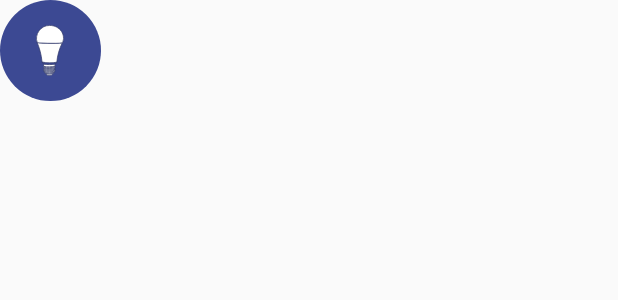
After one commit to prithwimig16/luminous_smartglo_android, an Android app: the layout test_item_device.xml on its own in the app's theme, with its tools: preview values and no code run, on a phone screen of 412 x 824 dp. The commit adds this screen. Shown: the top 300 px of the screen. Run offline under Robolectric (Android 15) with nearby library versions, the phone set to English and light mode, and no system bars.

Commit message:
--- minor changes

```diff
--- /dev/null
+++ b/app/src/main/res/drawable/ic_icon_bulbglo.xml
@@ -0,0 +1,114 @@
+<vector xmlns:android="http://schemas.android.com/apk/res/android"
+    android:width="21dp"
+    android:height="36dp"
+    android:viewportWidth="21"
+    android:viewportHeight="36">
+  <path
+      android:pathData="M18.6295,13.1613C15.2628,13.8832 4.1111,13.6674 1.9687,12.7931C3.59,16.727 4.8463,20.9938 5.2765,26.0137C8.567,26.761 11.7945,26.7266 14.9767,26.13C15.3654,21.6834 16.5091,17.3495 18.6295,13.1613Z"
+      android:strokeWidth="1"
+      android:fillColor="#FFFFFE"
+      android:fillType="evenOdd"
+      android:strokeColor="#00000000"/>
+  <path
+      android:pathData="M18.6295,13.1613C15.2628,13.8832 4.1111,13.6674 1.9687,12.7931C3.59,16.727 4.8463,20.9938 5.2765,26.0137C8.567,26.761 11.7945,26.7266 14.9767,26.13C15.3654,21.6834 16.5091,17.3495 18.6295,13.1613Z"
+      android:strokeWidth="0.5"
+      android:fillColor="#00000000"
+      android:strokeColor="#353D6C"
+      android:fillType="evenOdd"/>
+  <path
+      android:pathData="M8.6761,34.7785C8.3011,34.4167 7.9795,34.0377 7.7288,33.6363C9.43,34.0381 10.9812,33.986 12.434,33.6363C12.1734,34.1118 11.8767,34.5008 11.5333,34.7785C10.5629,35.0021 9.6051,35.0692 8.6761,34.7785Z"
+      android:strokeWidth="1"
+      android:fillColor="#FFFFFE"
+      android:fillType="evenOdd"
+      android:strokeColor="#00000000"/>
+  <path
+      android:pathData="M8.6761,34.7785C8.3011,34.4167 7.9795,34.0377 7.7288,33.6363C9.43,34.0381 10.9812,33.986 12.434,33.6363C12.1734,34.1118 11.8767,34.5008 11.5333,34.7785C10.5629,35.0021 9.6051,35.0692 8.6761,34.7785Z"
+      android:strokeWidth="0.5"
+      android:fillColor="#00000000"
+      android:strokeColor="#353D6C"
+      android:fillType="evenOdd"/>
+  <path
+      android:pathData="M7.7754,33.6957C9.3295,33.9894 10.8591,33.9557 12.3719,33.6957C12.7259,33.4827 13.0997,33.2847 13.2415,32.9095C13.5026,32.7355 13.6324,32.5197 13.5209,32.2272C13.8822,31.9453 14.0614,31.6635 13.552,31.3817C13.8161,31.0906 13.9886,30.7878 13.6296,30.4175C13.6711,30.2692 13.7124,30.1207 13.7538,29.9725C13.9072,29.7937 13.7927,29.5828 13.6141,29.3643C13.5728,29.0903 13.6966,28.9112 13.8626,28.7561C13.8903,28.3111 13.8973,27.8661 13.8005,27.4211C11.3159,27.8282 8.8314,27.8051 6.3468,27.4211C6.25,27.8661 6.2569,28.3111 6.2847,28.7561C6.4507,28.9112 6.5745,29.0903 6.5331,29.3643C6.3546,29.5828 6.2401,29.7937 6.3934,29.9725C6.4348,30.1207 6.4762,30.2692 6.5176,30.4175C6.1586,30.7878 6.3311,31.0906 6.5952,31.3817C6.0858,31.6635 6.265,31.9453 6.6263,32.2272C6.5148,32.5197 6.6447,32.7355 6.9058,32.9095C7.0476,33.2847 7.4214,33.4827 7.7754,33.6957Z"
+      android:strokeWidth="1"
+      android:fillColor="#FFFFFE"
+      android:fillType="evenOdd"
+      android:strokeColor="#00000000"/>
+  <path
+      android:pathData="M7.7754,33.6957C9.3295,33.9894 10.8591,33.9557 12.3719,33.6957C12.7259,33.4827 13.0997,33.2847 13.2415,32.9095C13.5026,32.7355 13.6324,32.5197 13.5209,32.2272C13.8822,31.9453 14.0614,31.6635 13.552,31.3817C13.8161,31.0906 13.9886,30.7878 13.6296,30.4175C13.6711,30.2692 13.7124,30.1207 13.7538,29.9725C13.9072,29.7937 13.7927,29.5828 13.6141,29.3643C13.5728,29.0903 13.6966,28.9112 13.8626,28.7561C13.8903,28.3111 13.8973,27.8661 13.8005,27.4211C11.3159,27.8282 8.8314,27.8051 6.3468,27.4211C6.25,27.8661 6.2569,28.3111 6.2847,28.7561C6.4507,28.9112 6.5745,29.0903 6.5331,29.3643C6.3546,29.5828 6.2401,29.7937 6.3934,29.9725C6.4348,30.1207 6.4762,30.2692 6.5176,30.4175C6.1586,30.7878 6.3311,31.0906 6.5952,31.3817C6.0858,31.6635 6.265,31.9453 6.6263,32.2272C6.5148,32.5197 6.6447,32.7355 6.9058,32.9095C7.0476,33.2847 7.4214,33.4827 7.7754,33.6957Z"
+      android:strokeWidth="0.5"
+      android:fillColor="#00000000"
+      android:strokeColor="#353D6C"
+      android:fillType="evenOdd"/>
+  <path
+      android:pathData="M6.5021,28.9779C8.9001,29.3479 11.3507,29.2187 13.8315,28.8006"
+      android:strokeWidth="0.5"
+      android:fillColor="#00000000"
+      android:strokeColor="#353D6C"
+      android:fillType="evenOdd"/>
+  <path
+      android:pathData="M6.4287,29.5243C8.8267,29.8943 11.213,29.8175 13.6939,29.3994"
+      android:strokeWidth="0.5"
+      android:fillColor="#00000000"
+      android:strokeColor="#353D6C"
+      android:fillType="evenOdd"/>
+  <path
+      android:pathData="M6.4286,30.1027C8.8267,30.4727 11.314,30.3696 13.7949,29.9515"
+      android:strokeWidth="0.5"
+      android:fillColor="#00000000"
+      android:strokeColor="#353D6C"
+      android:fillType="evenOdd"/>
+  <path
+      android:pathData="M6.4011,30.601C8.7992,30.971 11.213,30.8854 13.6939,30.4673"
+      android:strokeWidth="0.5"
+      android:fillColor="#00000000"
+      android:strokeColor="#353D6C"
+      android:fillType="evenOdd"/>
+  <path
+      android:pathData="M6.4089,31.1454C8.8069,31.519 11.3492,31.3709 13.8301,30.9488"
+      android:strokeWidth="0.5"
+      android:fillColor="#00000000"
+      android:strokeColor="#353D6C"
+      android:fillType="evenOdd"/>
+  <path
+      android:pathData="M6.308,31.6698C8.706,32.0397 11.2575,31.9629 13.7384,31.5448"
+      android:strokeWidth="0.5"
+      android:fillColor="#00000000"
+      android:strokeColor="#353D6C"
+      android:fillType="evenOdd"/>
+  <path
+      android:pathData="M6.5958,32.3195C8.883,32.6557 11.2178,32.5417 13.5806,32.1597"
+      android:strokeWidth="0.5"
+      android:fillColor="#00000000"
+      android:strokeColor="#353D6C"
+      android:fillType="evenOdd"/>
+  <path
+      android:pathData="M6.9728,33.0752C9.0373,33.3257 11.1391,33.2222 13.2643,32.8971"
+      android:strokeWidth="0.5"
+      android:fillColor="#00000000"
+      android:strokeColor="#353D6C"
+      android:fillType="evenOdd"/>
+  <path
+      android:pathData="M6.3238,27.3814C6.1188,27.2877 5.9274,27.1774 5.9495,26.8047C5.6206,26.628 5.3769,26.3815 5.2733,26.0204"
+      android:strokeWidth="0.5"
+      android:fillColor="#00000000"
+      android:strokeColor="#353D6C"
+      android:fillType="evenOdd"/>
+  <path
+      android:pathData="M13.8222,27.4159C14.0271,27.3222 14.291,27.2927 14.2689,26.92C14.5978,26.7433 14.8415,26.4968 14.9451,26.1356"
+      android:strokeWidth="0.5"
+      android:fillColor="#00000000"
+      android:strokeColor="#353D6C"
+      android:fillType="evenOdd"/>
+  <path
+      android:pathData="M14.3757,13.5487C15.9701,13.5731 17.3936,13.4523 18.6113,13.1569C21.155,8.1877 17.0573,1.6413 10.3377,1.6204C4.3712,1.4947 0.2345,7.6915 2.0641,12.8738C2.4829,13.2949 3.175,13.2809 3.85,13.294C7.3375,13.4993 10.8463,13.5832 14.3757,13.5487Z"
+      android:strokeWidth="1"
+      android:fillColor="#FFFFFE"
+      android:fillType="evenOdd"
+      android:strokeColor="#00000000"/>
+  <path
+      android:pathData="M14.3757,13.5487C15.9701,13.5731 17.3936,13.4523 18.6113,13.1569C21.155,8.1877 17.0573,1.6413 10.3377,1.6204C4.3712,1.4947 0.2345,7.6915 2.0641,12.8738C2.4829,13.2949 3.175,13.2809 3.85,13.294C7.3375,13.4993 10.8463,13.5832 14.3757,13.5487Z"
+      android:strokeWidth="0.5"
+      android:fillColor="#FFFFFF"
+      android:strokeColor="#353D6C"
+      android:fillType="evenOdd"/>
+</vector>
--- /dev/null
+++ b/app/src/main/res/drawable/ic_oval_bulb_bg.xml
@@ -0,0 +1,12 @@
+<vector xmlns:android="http://schemas.android.com/apk/res/android"
+    android:width="67dp"
+    android:height="67dp"
+    android:viewportWidth="67"
+    android:viewportHeight="67">
+  <path
+      android:pathData="M33.5,33.5m-33.5,0a33.5,33.5 0,1 1,67 0a33.5,33.5 0,1 1,-67 0"
+      android:strokeWidth="1"
+      android:fillColor="#3C4993"
+      android:fillType="evenOdd"
+      android:strokeColor="#00000000"/>
+</vector>
--- a/app/src/main/res/layout/activity_welcome_home.xml
+++ b/app/src/main/res/layout/activity_welcome_home.xml
@@ -12,8 +12,8 @@
         android:layout_width="match_parent"
         android:layout_height="wrap_content"
         android:background="@color/color_white"
-        android:padding="10dp"
-        android:elevation="@dimen/dp_4">
+        android:elevation="@dimen/dp_4"
+        android:padding="10dp">
 
         <RelativeLayout
             android:layout_width="match_parent"
--- a/app/src/main/res/layout/test_activity_login.xml
+++ b/app/src/main/res/layout/test_activity_login.xml
@@ -68,6 +68,7 @@
                         android:background="@drawable/ic_et_bg"
                         android:hint="@string/email"
                         android:padding="@dimen/dp_10"
+                        android:singleLine="true"
                         android:textColorHint="@color/text_black"/>
 
                     <EditText
@@ -78,6 +79,7 @@
                         android:textColorHint="@color/text_black"
                         android:padding="@dimen/dp_10"
                         android:hint="@string/pasword"
+                        android:singleLine="true"
                         android:background="@drawable/ic_et_bg" />
 
 
--- /dev/null
+++ b/app/src/main/res/layout/test_item_device.xml
@@ -0,0 +1,49 @@
+<?xml version="1.0" encoding="utf-8"?>
+<LinearLayout xmlns:android="http://schemas.android.com/apk/res/android"
+    android:layout_width="match_parent"
+    android:layout_height="match_parent"
+    android:orientation="vertical">
+
+
+    <LinearLayout
+        android:layout_width="match_parent"
+        android:layout_height="wrap_content"
+        android:orientation="horizontal"
+
+        >
+
+        <LinearLayout
+            android:layout_width="match_parent"
+            android:layout_height="wrap_content"
+            android:layout_weight="0.55">
+
+            <RelativeLayout
+                android:layout_width="wrap_content"
+                android:layout_height="wrap_content">
+
+                <ImageView
+                    android:layout_width="wrap_content"
+                    android:layout_height="wrap_content"
+                    android:src="@drawable/ic_oval_bulb_bg" />
+
+                <ImageView
+                    android:layout_width="wrap_content"
+                    android:layout_height="wrap_content"
+                    android:src="@drawable/ic_icon_bulbglo"
+                    android:layout_centerInParent="true"/>
+
+            </RelativeLayout>
+
+
+        </LinearLayout>
+
+        <LinearLayout
+            android:layout_width="match_parent"
+            android:layout_height="wrap_content"
+            android:layout_weight="0.45"></LinearLayout>
+
+
+    </LinearLayout>
+
+
+</LinearLayout>
--- a/app/src/main/res/values/colors.xml
+++ b/app/src/main/res/values/colors.xml
@@ -10,4 +10,6 @@
     <color name="text_start">#6b90ff</color>
     <color name="text_end">#202b5f</color>
     <color name="text_black">#4a4a4a</color>
+
+    <color name="text_blue">#4c84ff</color>
 </resources>
--- a/app/src/main/res/values/dimens.xml
+++ b/app/src/main/res/values/dimens.xml
@@ -17,4 +17,6 @@
     <dimen name="sp_14">14sp</dimen>
     <dimen name="dp_48">48dp</dimen>
     <dimen name="dp_2">2dp</dimen>
+    <dimen name="sp_16">16sp</dimen>
+    <dimen name="dp_12">12dp</dimen>
 </resources>
--- a/app/src/main/res/values/strings.xml
+++ b/app/src/main/res/values/strings.xml
@@ -12,4 +12,6 @@
     <string name="login_desc">Adding more details will add more layer of  \nsecurity to your account</string>
     <string name="email">Email</string>
     <string name="pasword">Password</string>
+    <string name="welcome_home">Welcome Home</string>
+    <string name="edit">Edit</string>
 </resources>
```
Also changed, not shown: app/src/main/res/drawable/ic_icon_add.xml (added, +22 -0 lines), app/src/main/res/drawable/ic_icon_power.xml (added, +32 -0 lines), app/src/main/res/drawable/ic_icon_power_on.xml (added, +32 -0 lines), app/src/main/res/drawable/ic_oval_blue.xml (added, +12 -0 lines), app/src/main/res/drawable/ic_oval_light_blue_add_btn_bg.xml (added, +12 -0 lines), app/src/main/res/drawable/switch_background.xml (added, +12 -0 lines), app/src/main/res/layout/test_welcome_activity.xml (+134 -1 lines).
